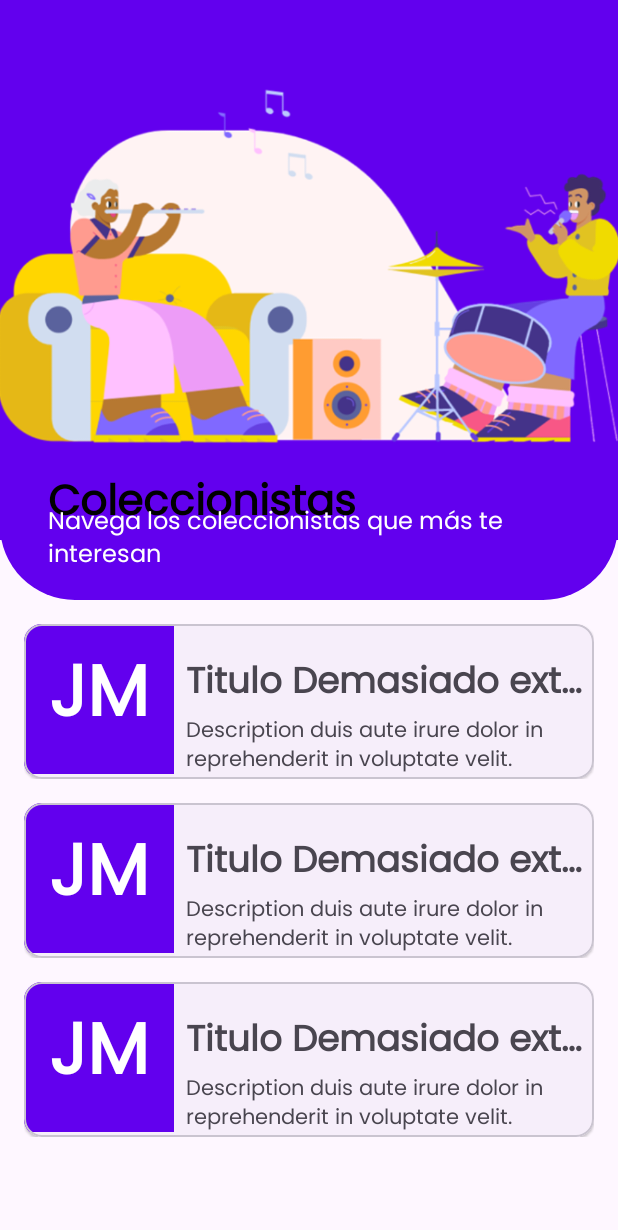
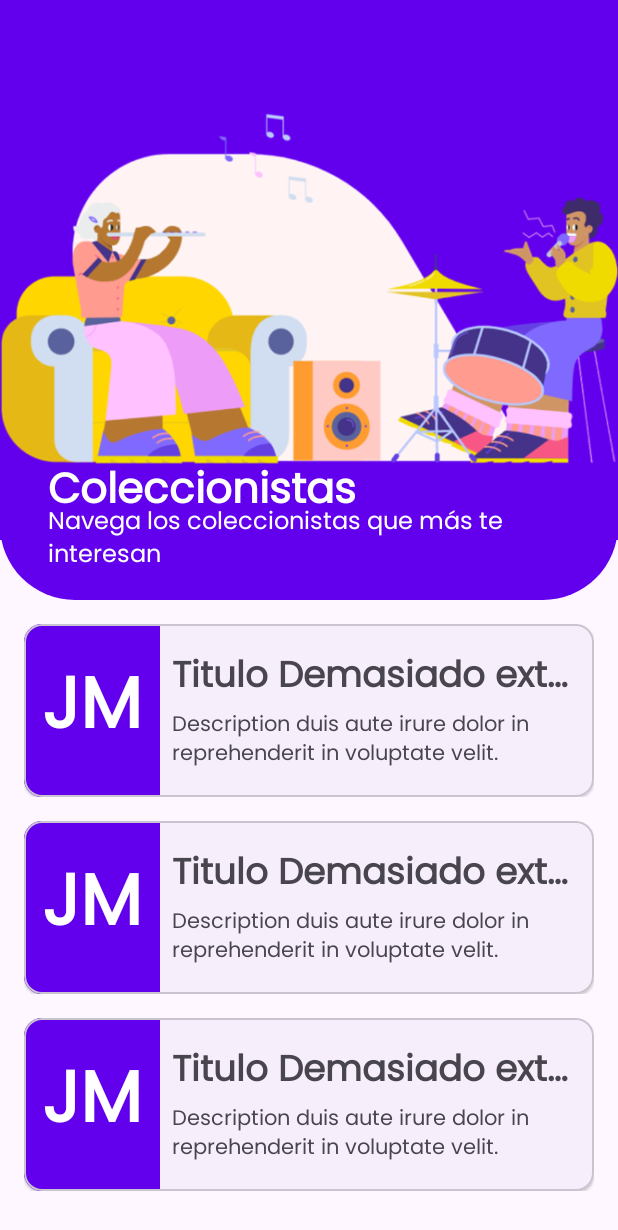
Before and after one commit to MISO-projects/VinilosApp, an Android app: the layout fragment_collector.xml on its own in the app's theme, with its tools: preview values and no code run, on a phone screen of 412 x 824 dp. Shown: the top 1230 px of the screen. Run offline under Robolectric (Android 15) with nearby library versions, the phone set to English and light mode, and no system bars.

Commit message:
fix: list of collectors refactored

```diff
--- a/app/src/main/res/layout/fragment_collector.xml
+++ b/app/src/main/res/layout/fragment_collector.xml
@@ -8,7 +8,7 @@
     <com.google.android.material.appbar.AppBarLayout
         android:id="@+id/appBarLayout"
         android:layout_width="match_parent"
-        android:layout_height="400dp"
+        android:layout_height="wrap_content"
         android:theme="@style/ThemeOverlay.AppCompat.Dark.ActionBar">
 
         <!-- CollapsingToolbarLayout para el efecto de colapso -->
@@ -16,7 +16,7 @@
             android:id="@+id/collector_collapsing_toolbar"
             android:layout_width="match_parent"
             android:layout_height="match_parent"
-            app:contentScrim="?attr/colorPrimary"
+            app:contentScrim="@color/purple_500"
             app:expandedTitleMarginBottom="48dp"
             app:expandedTitleMarginStart="16dp"
             app:layout_scrollFlags="scroll|exitUntilCollapsed"
@@ -32,12 +32,11 @@
 
             <ImageView
                 android:layout_width="match_parent"
-                android:layout_height="match_parent"
+                android:layout_height="400dp"
                 android:layout_gravity="bottom|start"
                 android:contentDescription="@null"
-                android:paddingBottom="80dp"
                 android:paddingTop="30dp"
-                android:scaleType="centerCrop"
+                android:paddingBottom="50dp"
                 android:src="@drawable/img_the_band_practice"
                 app:layout_collapseMode="parallax" />
 
@@ -48,9 +47,9 @@
                 android:layout_gravity="bottom|start"
                 android:layout_marginStart="32dp"
                 android:layout_marginEnd="24dp"
-                android:layout_marginBottom="40dp"
+                android:layout_marginBottom="48dp"
                 android:text="@string/collapsing_toolbar_collector_title"
-                android:textColor="@color/black"
+                android:textColor="@color/white"
                 android:textSize="28sp"
                 android:textStyle="bold"
                 app:layout_collapseMode="parallax" />
--- a/app/src/main/res/layout/item_collector.xml
+++ b/app/src/main/res/layout/item_collector.xml
@@ -33,11 +33,13 @@
 
                 <TextView
                     android:id="@+id/textView_collector_initials"
-                    android:layout_width="100dp"
-                    android:layout_height="100dp"
+                    android:layout_width="wrap_content"
+                    android:layout_height="match_parent"
                     android:background="@color/purple_500"
                     android:contentDescription="@string/collector_initials"
                     android:gravity="center_horizontal|center_vertical"
+                    android:paddingStart="12dp"
+                    android:paddingEnd="12dp"
                     android:text="@{collector.getInitials()}"
                     android:textColor="@color/white"
                     android:textSize="48sp"
@@ -54,9 +56,9 @@
                     <TextView
                         android:id="@+id/textView_collector_name"
                         android:layout_width="match_parent"
-                        android:layout_height="wrap_content"
+                        android:layout_height="match_parent"
                         android:ellipsize="end"
-                        android:paddingTop="20dp"
+                        android:paddingTop="16dp"
                         android:singleLine="true"
                         android:text="@{collector.name}"
                         android:textSize="24sp"
@@ -67,9 +69,10 @@
                     <TextView
                         android:id="@+id/textView_collector_email"
                         android:layout_width="match_parent"
-                        android:layout_height="wrap_content"
+                        android:layout_height="match_parent"
                         android:ellipsize="end"
                         android:maxLines="2"
+                        android:paddingBottom="16dp"
                         android:text="@{collector.email}"
                         tools:text="Description duis aute irure dolor in reprehenderit in voluptate velit." />
                 </LinearLayout>
```
